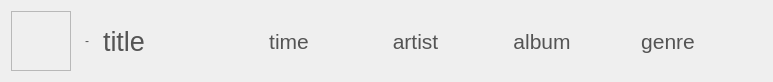
Before: the Qt Designer form CaX/widget/formBottom/listtrackseditor.ui in fsest4u/CaX_03, drawn with Qt 5.
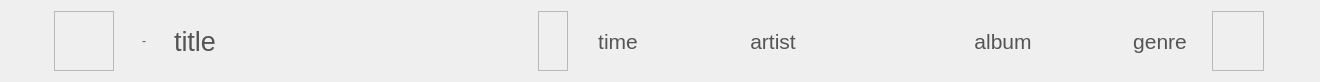
After: the same form once the commit is applied. Icons and pictures are not drawn.

Commit message: apply design to list track

Diff of the .ui file:
```diff
--- a/CaX/widget/formBottom/listtrackseditor.ui
+++ b/CaX/widget/formBottom/listtrackseditor.ui
@@ -6,7 +6,7 @@
    <rect>
     <x>0</x>
     <y>0</y>
-    <width>773</width>
+    <width>1320</width>
     <height>78</height>
    </rect>
   </property>
@@ -20,6 +20,15 @@
 }</string>
   </property>
   <layout class="QHBoxLayout" name="horizontalLayout">
+   <property name="spacing">
+    <number>16</number>
+   </property>
+   <property name="leftMargin">
+    <number>50</number>
+   </property>
+   <property name="rightMargin">
+    <number>50</number>
+   </property>
    <item>
     <widget class="QFrame" name="frameFormCoverArt">
      <property name="minimumSize">
@@ -100,6 +109,18 @@
    </item>
    <item>
     <widget class="QLabel" name="labelTitle">
+     <property name="minimumSize">
+      <size>
+       <width>344</width>
+       <height>0</height>
+      </size>
+     </property>
+     <property name="maximumSize">
+      <size>
+       <width>344</width>
+       <height>16777215</height>
+      </size>
+     </property>
      <property name="font">
       <font>
        <family>Segoe UI</family>
@@ -114,8 +135,92 @@
      </property>
     </widget>
    </item>
+   <item>
+    <widget class="QFrame" name="frame_2">
+     <property name="minimumSize">
+      <size>
+       <width>30</width>
+       <height>0</height>
+      </size>
+     </property>
+     <property name="maximumSize">
+      <size>
+       <width>30</width>
+       <height>16777215</height>
+      </size>
+     </property>
+     <property name="frameShape">
+      <enum>QFrame::StyledPanel</enum>
+     </property>
+     <property name="frameShadow">
+      <enum>QFrame::Raised</enum>
+     </property>
+     <layout class="QGridLayout" name="gridLayout_2">
+      <property name="leftMargin">
+       <number>0</number>
+      </property>
+      <property name="topMargin">
+       <number>0</number>
+      </property>
+      <property name="rightMargin">
+       <number>0</number>
+      </property>
+      <property name="bottomMargin">
+       <number>0</number>
+      </property>
+      <property name="spacing">
+       <number>0</number>
+      </property>
+      <item row="0" column="0">
+       <widget class="QLabel" name="labelFavorite">
+        <property name="minimumSize">
+         <size>
+          <width>15</width>
+          <height>0</height>
+         </size>
+        </property>
+        <property name="maximumSize">
+         <size>
+          <width>15</width>
+          <height>16777215</height>
+         </size>
+        </property>
+        <property name="font">
+         <font>
+          <family>Segoe UI</family>
+          <pointsize>16</pointsize>
+         </font>
+        </property>
+        <property name="styleSheet">
+         <string notr="true">QLabel
+{
+  border-image: url(&quot;:/resource/play-btn12-like-n@3x.png&quot;);
+}
+
+QLabel:hover
+{
+  border-image: url(&quot;:/resource/play-btn12-like-h@3x.png&quot;);
+}</string>
+        </property>
+       </widget>
+      </item>
+     </layout>
+    </widget>
+   </item>
    <item>
     <widget class="QLabel" name="labelTime">
+     <property name="minimumSize">
+      <size>
+       <width>60</width>
+       <height>0</height>
+      </size>
+     </property>
+     <property name="maximumSize">
+      <size>
+       <width>60</width>
+       <height>16777215</height>
+      </size>
+     </property>
      <property name="font">
       <font>
        <family>Segoe UI</family>
@@ -132,6 +237,18 @@
    </item>
    <item>
     <widget class="QLabel" name="labelArtist">
+     <property name="minimumSize">
+      <size>
+       <width>210</width>
+       <height>0</height>
+      </size>
+     </property>
+     <property name="maximumSize">
+      <size>
+       <width>210</width>
+       <height>16777215</height>
+      </size>
+     </property>
      <property name="font">
       <font>
        <family>Segoe UI</family>
@@ -148,6 +265,18 @@
    </item>
    <item>
     <widget class="QLabel" name="labelAlbum">
+     <property name="minimumSize">
+      <size>
+       <width>210</width>
+       <height>0</height>
+      </size>
+     </property>
+     <property name="maximumSize">
+      <size>
+       <width>210</width>
+       <height>16777215</height>
+      </size>
+     </property>
      <property name="font">
       <font>
        <family>Segoe UI</family>
@@ -164,6 +293,18 @@
    </item>
    <item>
     <widget class="QLabel" name="labelGenre">
+     <property name="minimumSize">
+      <size>
+       <width>64</width>
+       <height>0</height>
+      </size>
+     </property>
+     <property name="maximumSize">
+      <size>
+       <width>64</width>
+       <height>16777215</height>
+      </size>
+     </property>
      <property name="font">
       <font>
        <family>Segoe UI</family>
@@ -179,21 +320,42 @@
     </widget>
    </item>
    <item>
-    <widget class="QLabel" name="labelMore">
+    <widget class="QFrame" name="frame">
      <property name="minimumSize">
       <size>
-       <width>28</width>
-       <height>28</height>
+       <width>52</width>
+       <height>0</height>
       </size>
      </property>
      <property name="maximumSize">
       <size>
-       <width>28</width>
-       <height>28</height>
+       <width>52</width>
+       <height>16777215</height>
       </size>
      </property>
-     <property name="styleSheet">
-      <string notr="true">QLabel
+     <property name="frameShape">
+      <enum>QFrame::StyledPanel</enum>
+     </property>
+     <property name="frameShadow">
+      <enum>QFrame::Raised</enum>
+     </property>
+     <layout class="QGridLayout" name="gridLayout">
+      <item row="0" column="0">
+       <widget class="QLabel" name="labelMore">
+        <property name="minimumSize">
+         <size>
+          <width>28</width>
+          <height>28</height>
+         </size>
+        </property>
+        <property name="maximumSize">
+         <size>
+          <width>28</width>
+          <height>28</height>
+         </size>
+        </property>
+        <property name="styleSheet">
+         <string notr="true">QLabel
 {
   border-image: url(&quot;:/resource/play-btn28-popupmenu-n@3x.png&quot;);
 }
@@ -202,13 +364,16 @@
 {
   border-image: url(&quot;:/resource/play-btn28-popupmenu-h@3x.png&quot;);
 }</string>
-     </property>
-     <property name="text">
-      <string/>
-     </property>
-     <property name="alignment">
-      <set>Qt::AlignCenter</set>
-     </property>
+        </property>
+        <property name="text">
+         <string/>
+        </property>
+        <property name="alignment">
+         <set>Qt::AlignCenter</set>
+        </property>
+       </widget>
+      </item>
+     </layout>
     </widget>
    </item>
   </layout>
```
